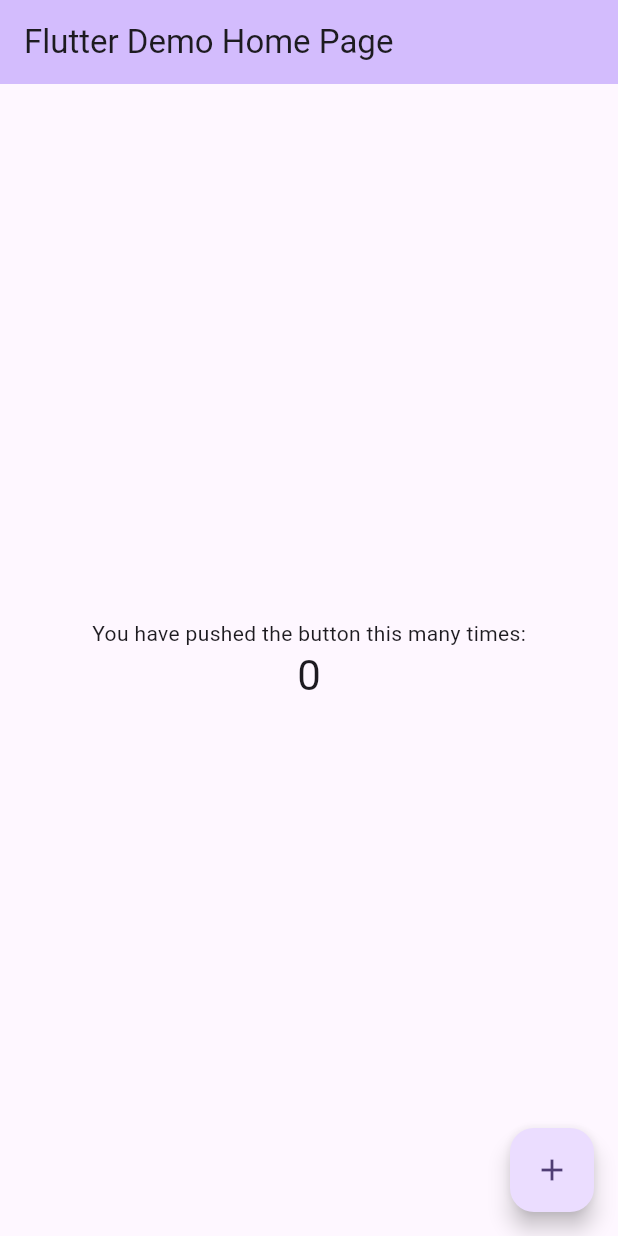
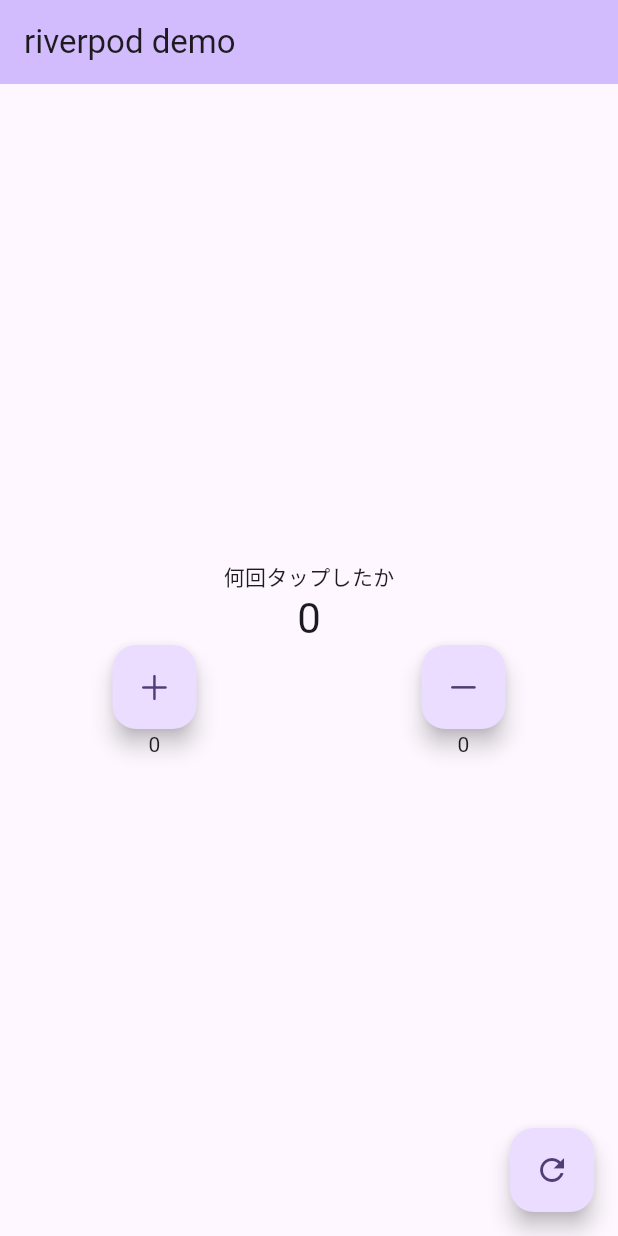
Before and after one commit to RyomaShigyo/flutter_count_up, a Flutter app: the screen it shows after launch, on a phone screen of 412 x 824 dp. Run offline on Flutter 3.47's test engine with Material 2 defaults, Android fonts, the phone set to English and light mode, and no system bars; our stand-ins replace flutter_riverpod, freezed_annotation; missing offline and left inert: dart:ffi.

Commit message:
made with riverpod

```diff
--- /dev/null
+++ b/lib/data/count_data.dart
@@ -0,0 +1,17 @@
+import 'package:freezed_annotation/freezed_annotation.dart';
+import 'package:flutter/foundation.dart';
+
+part 'count_data.freezed.dart';
+part 'count_data.g.dart';
+
+@freezed
+class CountData with _$CountData {
+  const factory CountData({
+    required int count,
+    required int countUp,
+    required int countDown,
+  }) = _CountData;
+
+  factory CountData.fromJson(Map<String, dynamic> json) =>
+      _$CountDataFromJson(json);
+}
--- a/lib/main.dart
+++ b/lib/main.dart
@@ -1,125 +1,105 @@
+import 'package:flutter/cupertino.dart';
 import 'package:flutter/material.dart';
+import 'package:flutter_new/data/count_data.dart';
+import 'package:flutter_new/provider.dart';
+import 'package:flutter_riverpod/flutter_riverpod.dart';
 
 void main() {
-  runApp(const MyApp());
+  runApp(ProviderScope(child: const MyApp()));
 }
 
 class MyApp extends StatelessWidget {
   const MyApp({super.key});
 
-  // This widget is the root of your application.
   @override
   Widget build(BuildContext context) {
     return MaterialApp(
       title: 'Flutter Demo',
       theme: ThemeData(
-        // This is the theme of your application.
-        //
-        // TRY THIS: Try running your application with "flutter run". You'll see
-        // the application has a blue toolbar. Then, without quitting the app,
-        // try changing the seedColor in the colorScheme below to Colors.green
-        // and then invoke "hot reload" (save your changes or press the "hot
-        // reload" button in a Flutter-supported IDE, or press "r" if you used
-        // the command line to start the app).
-        //
-        // Notice that the counter didn't reset back to zero; the application
-        // state is not lost during the reload. To reset the state, use hot
-        // restart instead.
-        //
-        // This works for code too, not just values: Most code changes can be
-        // tested with just a hot reload.
         colorScheme: ColorScheme.fromSeed(seedColor: Colors.deepPurple),
         useMaterial3: true,
       ),
-      home: const MyHomePage(title: 'Flutter Demo Home Page'),
+      home:  MyHomePage(),
     );
   }
 }
 
-class MyHomePage extends StatefulWidget {
-  const MyHomePage({super.key, required this.title});
-
-  // This widget is the home page of your application. It is stateful, meaning
-  // that it has a State object (defined below) that contains fields that affect
-  // how it looks.
-
-  // This class is the configuration for the state. It holds the values (in this
-  // case the title) provided by the parent (in this case the App widget) and
-  // used by the build method of the State. Fields in a Widget subclass are
-  // always marked "final".
-
-  final String title;
+class MyHomePage extends ConsumerStatefulWidget {
+  MyHomePage({Key? key}) : super(key: key);
 
   @override
-  State<MyHomePage> createState() => _MyHomePageState();
+  ConsumerState<MyHomePage> createState() => _MyHomePageState();
 }
 
-class _MyHomePageState extends State<MyHomePage> {
-  int _counter = 0;
-
-  void _incrementCounter() {
-    setState(() {
-      // This call to setState tells the Flutter framework that something has
-      // changed in this State, which causes it to rerun the build method below
-      // so that the display can reflect the updated values. If we changed
-      // _counter without calling setState(), then the build method would not be
-      // called again, and so nothing would appear to happen.
-      _counter++;
-    });
-  }
-
-  @override
+  class _MyHomePageState extends ConsumerState<MyHomePage>{
+    @override
   Widget build(BuildContext context) {
-    // This method is rerun every time setState is called, for instance as done
-    // by the _incrementCounter method above.
-    //
-    // The Flutter framework has been optimized to make rerunning build methods
-    // fast, so that you can just rebuild anything that needs updating rather
-    // than having to individually change instances of widgets.
+    print('home page');
     return Scaffold(
       appBar: AppBar(
-        // TRY THIS: Try changing the color here to a specific color (to
-        // Colors.amber, perhaps?) and trigger a hot reload to see the AppBar
-        // change color while the other colors stay the same.
-        backgroundColor: Theme.of(context).colorScheme.inversePrimary,
-        // Here we take the value from the MyHomePage object that was created by
-        // the App.build method, and use it to set our appbar title.
-        title: Text(widget.title),
+        backgroundColor: Theme
+            .of(context)
+            .colorScheme
+            .inversePrimary,
+        title: Text(ref.watch(titleProvider)),
       ),
       body: Center(
-        // Center is a layout widget. It takes a single child and positions it
-        // in the middle of the parent.
         child: Column(
-          // Column is also a layout widget. It takes a list of children and
-          // arranges them vertically. By default, it sizes itself to fit its
-          // children horizontally, and tries to be as tall as its parent.
-          //
-          // Column has various properties to control how it sizes itself and
-          // how it positions its children. Here we use mainAxisAlignment to
-          // center the children vertically; the main axis here is the vertical
-          // axis because Columns are vertical (the cross axis would be
-          // horizontal).
-          //
-          // TRY THIS: Invoke "debug painting" (choose the "Toggle Debug Paint"
-          // action in the IDE, or press "p" in the console), to see the
-          // wireframe for each widget.
           mainAxisAlignment: MainAxisAlignment.center,
           children: <Widget>[
-            const Text(
-              'You have pushed the button this many times:',
+            Text(ref.watch(messageProvider)),
+            Text(
+              ref.watch(countDataProvider).count.toString(),
+              style: Theme
+                  .of(context)
+                  .textTheme
+                  .headlineMedium,
             ),
-            Text(
-              '$_counter',
-              style: Theme.of(context).textTheme.headlineMedium,
+            Row(
+              mainAxisAlignment: MainAxisAlignment.spaceAround,
+              children: [
+                FloatingActionButton(
+                  onPressed: (){
+                    CountData countData = ref.read(countDataProvider.notifier).state;
+                    ref.read(countDataProvider.notifier).state = countData.copyWith(
+                          count: countData.count + 1,
+                          countUp: countData.countUp + 1,
+                        );
+                  },
+                  child: const Icon(CupertinoIcons.add),
+                ),
+                FloatingActionButton(
+                  onPressed: (){
+                    CountData countData = ref.read(countDataProvider.notifier).state;
+                    ref.read(countDataProvider.notifier).state = countData.copyWith(
+                          count: countData.count - 1,
+                          countDown: countData.countDown + 1,
+                        );
+                  },
+                  child: const Icon(CupertinoIcons.minus),
+                ),
+              ],
+            ),
+            Row(
+              mainAxisAlignment: MainAxisAlignment.spaceAround,
+              children: [
+                Text(ref.read(countDataProvider.select((value) => value.countUp)).toString()),
+                Text(ref.read(countDataProvider.select((value) => value.countDown)).toString()),
+              ],
             ),
           ],
         ),
       ),
       floatingActionButton: FloatingActionButton(
-        onPressed: _incrementCounter,
-        tooltip: 'Increment',
-        child: const Icon(Icons.add),
-      ), // This trailing comma makes auto-formatting nicer for build methods.
+        onPressed: (){
+          ref.read(countDataProvider.notifier).state = const CountData(
+            count: 0,
+            countUp: 0,
+            countDown: 0,
+          );
+        },
+        child: const Icon(Icons.refresh),
+      ),
     );
   }
 }
--- /dev/null
+++ b/lib/provider.dart
@@ -0,0 +1,19 @@
+import 'dart:ffi';
+
+import 'package:flutter_new/data/count_data.dart';
+import 'package:flutter_riverpod/flutter_riverpod.dart';
+
+final titleProvider = Provider<String>((ref){
+  return 'riverpod demo';
+});
+
+final messageProvider = Provider<String>((ref){
+  return '何回タップしたか';
+});
+
+//final countProvider = StateProvider<int>((ref) => 0);
+final countDataProvider = StateProvider<CountData>(
+        (ref) => CountData(
+            count: 0,
+            countUp: 0,
+            countDown: 0));
--- a/pubspec.yaml
+++ b/pubspec.yaml
@@ -35,6 +35,9 @@ dependencies:
   # The following adds the Cupertino Icons font to your application.
   # Use with the CupertinoIcons class for iOS style icons.
   cupertino_icons: ^1.0.2
+  flutter_riverpod: ^2.3.6
+  freezed_annotation: ^2.2.0
+  json_annotation: ^4.8.1
 
 dev_dependencies:
   flutter_test:
@@ -46,6 +49,9 @@ dev_dependencies:
   # package. See that file for information about deactivating specific lint
   # rules and activating additional ones.
   flutter_lints: ^2.0.0
+  build_runner: ^2.4.4
+  freezed: ^2.3.5
+  json_serializable: ^6.7.0
 
 # For information on the generic Dart part of this file, see the
 # following page: https://dart.dev/tools/pub/pubspec
```
Also changed, not shown: lib/data/count_data.freezed.dart (added), lib/data/count_data.g.dart (added), pubspec.lock, 13 other files.
